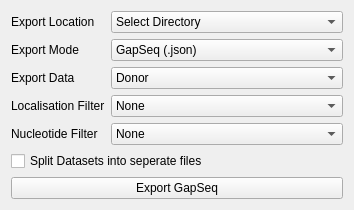
Before: the Qt Designer form src/DeepGapSeq/GUI/exportsettings_gui.ui in piedrro/DeepGapSeq, drawn with Qt 5.
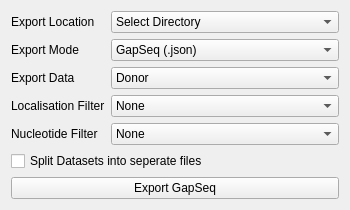
After: the same form once the commit is applied.

```diff
--- a/src/DeepGapSeq/GUI/exportsettings_gui.ui
+++ b/src/DeepGapSeq/GUI/exportsettings_gui.ui
@@ -6,10 +6,16 @@
    <rect>
     <x>0</x>
     <y>0</y>
-    <width>354</width>
-    <height>197</height>
+    <width>350</width>
+    <height>200</height>
    </rect>
   </property>
+  <property name="sizePolicy">
+   <sizepolicy hsizetype="Preferred" vsizetype="MinimumExpanding">
+    <horstretch>0</horstretch>
+    <verstretch>0</verstretch>
+   </sizepolicy>
+  </property>
   <property name="windowTitle">
    <string>Form</string>
   </property>
```
Left out of the diff: 6 changed lines with no effect on the pictures.
